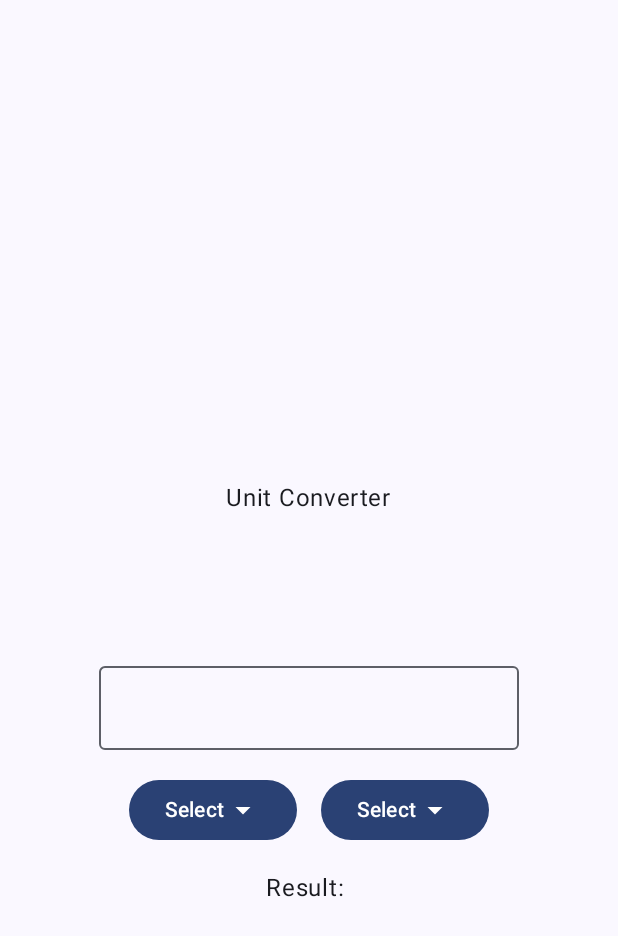
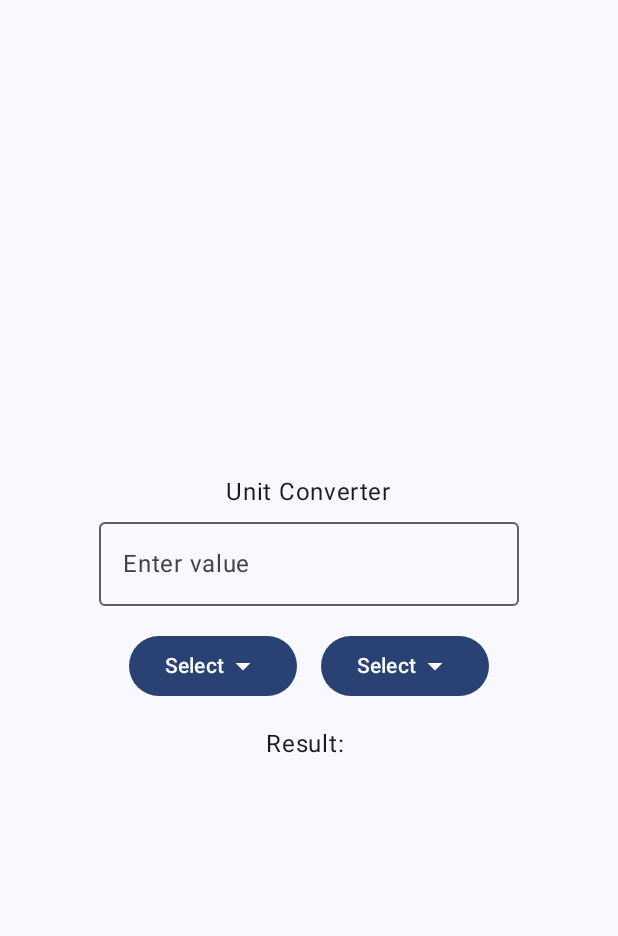
Before and after one commit to niikun/Kotlin-unitConverter, an Android app built with Jetpack Compose: the screen it shows after launch (MainActivity), on a phone screen of 412 x 824 dp. Shown: the top 936 px of the screen. Run offline under Robolectric (Android 15) with nearby library versions, the phone set to English and light mode, and no system bars.

```diff
--- a/app/src/main/java/io/mastercoding/unitconverter/MainActivity.kt
+++ b/app/src/main/java/io/mastercoding/unitconverter/MainActivity.kt
@@ -32,6 +32,10 @@ import androidx.compose.foundation.layout.height
 import androidx.compose.foundation.layout.width
 import androidx.compose.material3.DropdownMenu
 import androidx.compose.material3.DropdownMenuItem
+import androidx.compose.runtime.getValue
+import androidx.compose.runtime.mutableStateOf
+import androidx.compose.runtime.remember
+import androidx.compose.runtime.setValue
 
 class MainActivity : ComponentActivity() {
     override fun onCreate(savedInstanceState: Bundle?) {
@@ -51,6 +55,15 @@ class MainActivity : ComponentActivity() {
 
 @Composable
 fun UnitConverter(padding: PaddingValues = PaddingValues(0.dp)){
+
+    var inputValue by remember { mutableStateOf("") }
+    var outputValue by remember { mutableStateOf("") }
+    var inputUnit by remember { mutableStateOf("Centimeters" ) }
+    var outputUnit by remember { mutableStateOf("Meters") }
+    var iExpanded by remember { mutableStateOf("false") }
+    var oExpanded by remember { mutableStateOf("false") }
+    val conversionFactor by remember { mutableStateOf(0.01) }
+
     Column(
         modifier = Modifier.fillMaxSize(),
         Arrangement.Center,
@@ -58,11 +71,16 @@ fun UnitConverter(padding: PaddingValues = PaddingValues(0.dp)){
     ) {
         // すべてのUIが下に積まれていく
 
-        Text("Unit Converter", modifier = Modifier.padding(100.dp))
+        Text("Unit Converter")
 //        Spacer(modifier = Modifier.height(16.dp))
-        OutlinedTextField(value = "", onValueChange = {
+        OutlinedTextField(value = inputValue,
+            onValueChange = {
+                inputValue = it
             // OutlinedTextFiledの値が変わったときに何をするか？
-        })
+            },
+            label = {
+                Text("Enter value")
+            })
         Spacer(modifier=Modifier.height(16.dp))
         Row {
             //すべてのUIが横に並ぶ
```
